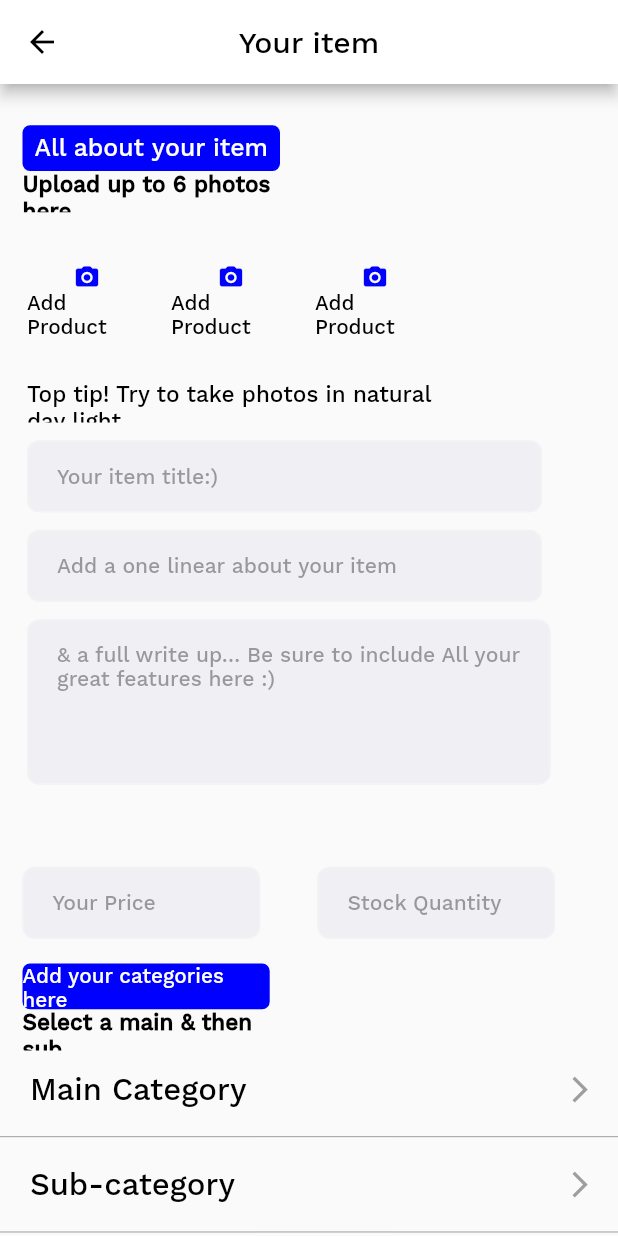
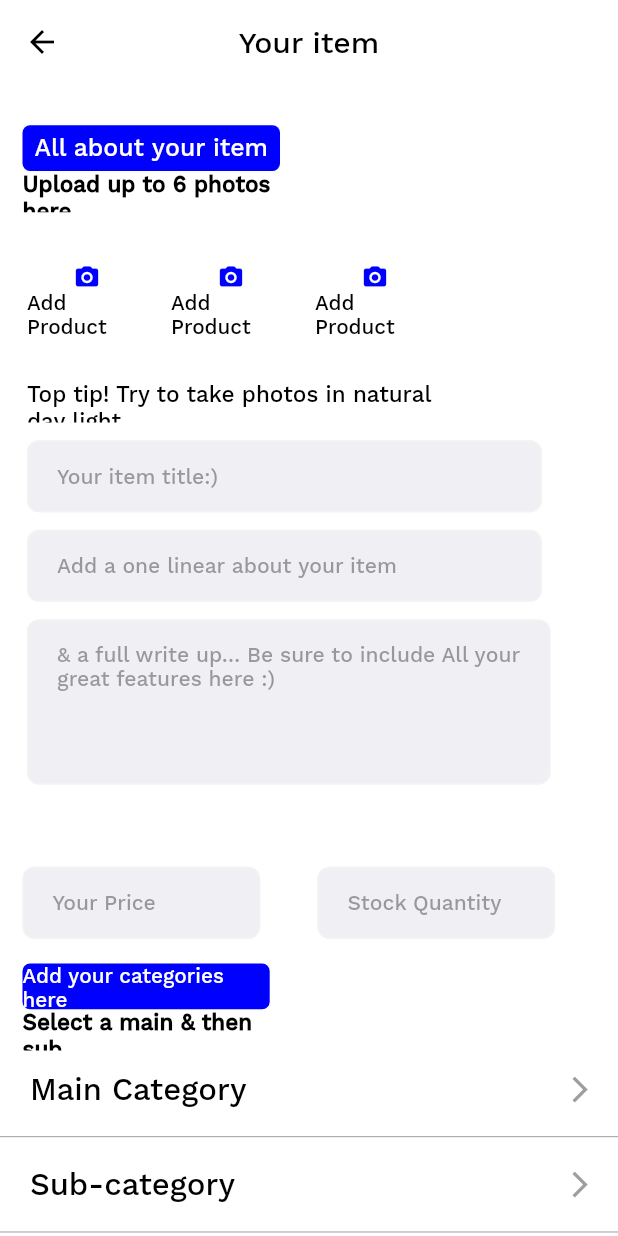
Before and after one commit to mla303/paul-app, a Flutter app: the AddProduct screen opened directly, on a phone screen of 412 x 824 dp. Run offline on Flutter 3.47's test engine with Material 2 defaults, Android fonts, the phone set to English and light mode, and no system bars; our stand-ins replace cached_network_image, carousel_slider, dots_indicator, dotted_border, smooth_star_rating; missing offline and left inert: checkbox_grouped, dashed_container.

Commit message:
togather changes 19 feb 8:14pm

```diff
--- a/lib/Views/AddProduct.dart
+++ b/lib/Views/AddProduct.dart
@@ -36,9 +36,10 @@ class _AddProductState extends State<AddProduct> {
 
     return SafeArea(
       child: Scaffold(
-        // backgroundColor: Color(0xfff7f7f7),
+backgroundColor: Colors.white,
 
         appBar: AppBar(
+          elevation: 0,
           centerTitle: true,
           backgroundColor: Colors.white,
           title: Text('Your item', style: TextStyle(color: Colors.black), textAlign: TextAlign.center),
--- a/lib/Views/ShopperSettings.dart
+++ b/lib/Views/ShopperSettings.dart
@@ -31,7 +31,7 @@ class _ShopperSettingsState extends State<ShopperSettings> {
 
     return SafeArea(
       child: Scaffold(
-        // backgroundColor: Color(0xfff7f7f7),
+        backgroundColor: Colors.white,
 
         appBar: customAppBar1("Shopper Setting"),
 
--- a/lib/Views/basket.dart
+++ b/lib/Views/basket.dart
@@ -32,6 +32,7 @@ class _basketState extends State<basket> {
   @override
   Widget build(BuildContext context) {
     return Scaffold(
+      backgroundColor: Colors.white,
       appBar: customAppBar1("Sales Detail"),
       body: Container(
         child: Column(
--- a/lib/Views/checkout.dart
+++ b/lib/Views/checkout.dart
@@ -33,6 +33,7 @@ double orderPrice = 125445;
         // double orderPrice =
     return SafeArea(
       child: Scaffold(
+        backgroundColor: Colors.white,
         appBar: AppBar(
           elevation: 0,
           centerTitle: true,
--- a/lib/Views/following.dart
+++ b/lib/Views/following.dart
@@ -23,7 +23,7 @@ class _followingState extends State<following> {
 
     return SafeArea(
       child: Scaffold(
-        // backgroundColor: Color(0xfff7f7f7),
+        backgroundColor: Colors.white,
 
         appBar: customAppBar1(""),
 
--- a/lib/Views/orders.dart
+++ b/lib/Views/orders.dart
@@ -32,7 +32,7 @@ class _orderPageState extends State<orderPage> {
 
     return SafeArea(
       child: Scaffold(
-        // backgroundColor: Color(0xfff7f7f7),
+     backgroundColor: Colors.white,
 
         appBar: customAppBar1("Orders"),
 
--- a/lib/Views/shopperAddress.dart
+++ b/lib/Views/shopperAddress.dart
@@ -30,7 +30,7 @@ class _shopperAddresstState extends State<shopperAddress> {
     // double orderPrice =
     return SafeArea(
       child: Scaffold(
-        // backgroundColor: Color(0xfff7f7f7),
+        backgroundColor: Colors.white,
 
         appBar: customAppBar1("Shopper Adress"),
 
--- a/lib/Views/vendorSetting.dart
+++ b/lib/Views/vendorSetting.dart
@@ -24,9 +24,10 @@ class _VendorSettingtState extends State<VendorSetting> {
 
     return SafeArea(
       child: Scaffold(
-        // backgroundColor: Color(0xfff7f7f7),
+       backgroundColor: Colors.white,
 
         appBar: AppBar(
+          elevation: 0,
           centerTitle: true,
           backgroundColor: Colors.white,
           title: Text('Shopper setting', style: TextStyle(color: Colors.black,), textAlign: TextAlign.center),
--- a/lib/Views/wishList.dart
+++ b/lib/Views/wishList.dart
@@ -22,7 +22,7 @@ class _wishListState extends State<wishList> {
 
     return SafeArea(
       child: Scaffold(
-        // backgroundColor: Color(0xfff7f7f7),
+      backgroundColor: Colors.white,
 
         appBar: customAppBar1(""),
 
--- a/lib/main.dart
+++ b/lib/main.dart
@@ -52,7 +52,7 @@ class MyApp extends StatelessWidget {
         primarySwatch: Colors.blue,
         visualDensity: VisualDensity.adaptivePlatformDensity,
       ),
-      home: DynamicItemFilter(),
+      home: splashScreen(),
       routes: routes,
     );
   }
```
